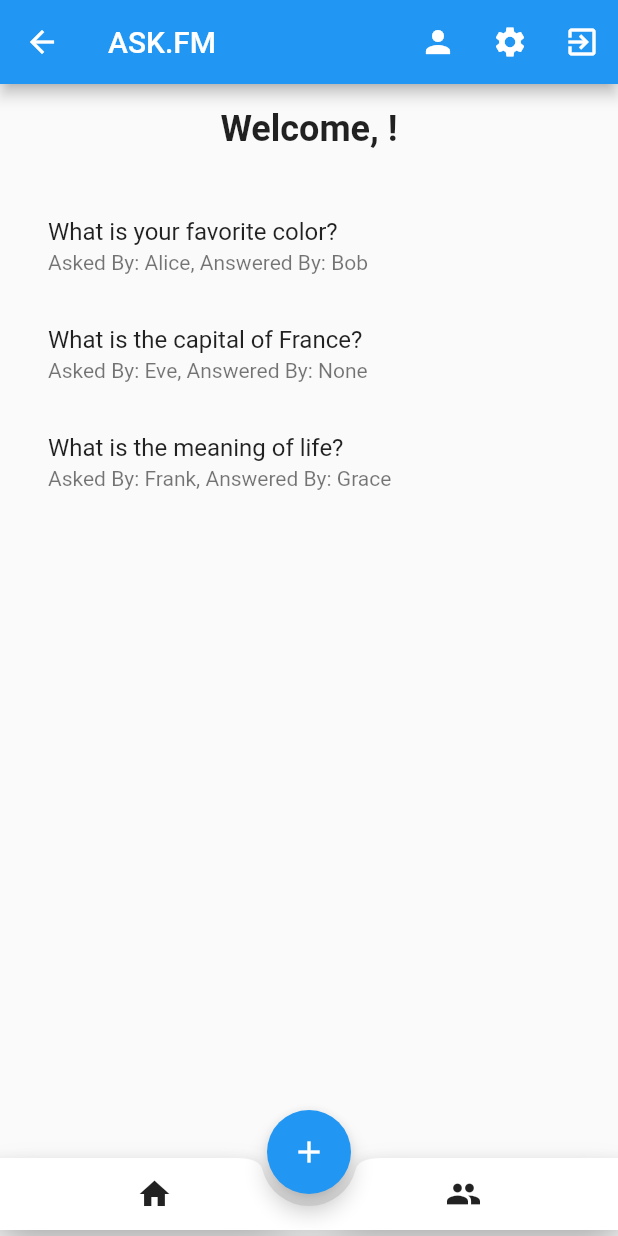
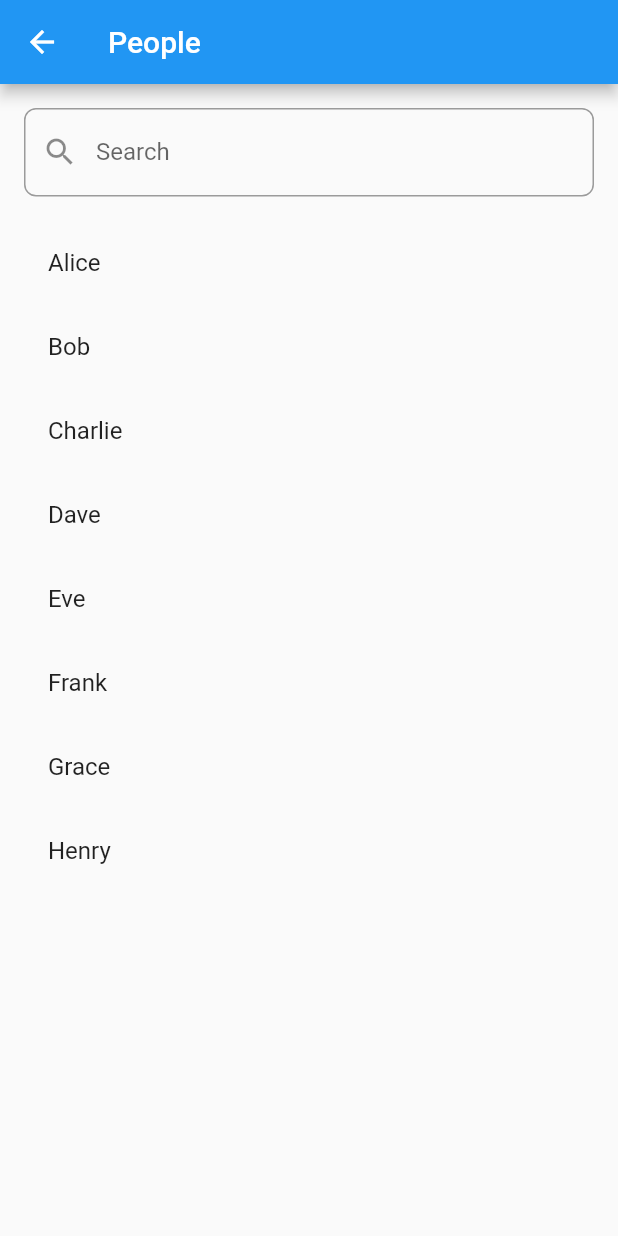
Before and after one commit to Ahmed-Mohmed-Sakr/ASK.FM, a Flutter app: the HomeScreen screen opened by its route, after a tap on the "people" icon, on a phone screen of 412 x 824 dp. Run offline on Flutter 3.47's test engine with Material 2 defaults, Android fonts, the phone set to English and light mode, and no system bars; our stand-ins replace shared_preferences; accounts and stored records are empty.

Commit message:
add peole page

```diff
--- a/lib/app.dart
+++ b/lib/app.dart
@@ -5,6 +5,7 @@ import 'package:learningf/screens/QuestionDetail/QuestionDetail.dart';
 import 'package:learningf/screens/Settings/Settings.dart';
 import 'package:learningf/screens/homepage/homepage.dart';
 import 'package:learningf/screens/login/login.dart';
+import 'package:learningf/screens/people/people.dart';
 import 'package:learningf/screens/signup/signup.dart';
 
 class App extends StatelessWidget {
@@ -21,6 +22,7 @@ class App extends StatelessWidget {
         '/AskQuestion': (context) => AskQuestionScreen(),
         '/Settings':(context) => SettingsScreen(),
         '/Profile':(context) => ProfileScreen(),
+        '/people':(context) => PeopleScreen(),
       },
     );
   }
--- a/lib/screens/homepage/homepage.dart
+++ b/lib/screens/homepage/homepage.dart
@@ -227,7 +227,7 @@ class _HomeScreenState extends State<HomeScreen> {
               IconButton(
                 icon: Icon(Icons.people),
                 onPressed: () {
-                  // Navigate to the page with search and contacts.
+                  Navigator.pushNamed(context, '/people');
                 },
               ),
             ],
--- /dev/null
+++ b/lib/screens/people/people.dart
@@ -0,0 +1,157 @@
+import 'package:flutter/material.dart';
+import 'package:http/http.dart' as http;
+import 'dart:convert';
+import 'package:shared_preferences/shared_preferences.dart';
+
+class PeopleScreen extends StatefulWidget {
+  @override
+  _PeopleScreenState createState() => _PeopleScreenState();
+}
+
+class _PeopleScreenState extends State<PeopleScreen> {
+  List<dynamic> _people = [];
+
+  bool _isLoading = false;
+
+  String _errorMessage = "";
+  String _searchQuery = "";
+
+  @override
+  void initState() {
+    super.initState();
+    _fetchPeople();
+  }
+
+  Future<void> _fetchPeople() async {
+    setState(() {
+      _isLoading = true;
+      _errorMessage = "";
+    });
+
+    final prefs = await SharedPreferences.getInstance();
+    final userToken = prefs.getString('userToken');
+/*
+    final response = await http.get(
+      'https://your-api-endpoint.com/people' as Uri,
+      headers: {'Authorization': 'Bearer $userToken'},
+    );
+
+    if (response.statusCode == 200) {
+      final data = json.decode(response.body);
+      setState(() {
+        _people = data['people'];
+        _isLoading = false;
+      });
+    } else {
+      final data = json.decode(response.body);
+      setState(() {
+        _isLoading = false;
+        _errorMessage = data['message'];
+      });
+    }
+ */
+    setState(() {
+      _people =  [
+        {
+          'id': '1',
+          'username': 'Alice',
+          'avatarUrl': 'https://example.com/avatar.png',
+        },
+        {
+          'id': '2',
+          'username': 'Bob',
+          'avatarUrl': 'https://example.com/avatar.png',
+        },
+        {
+          'id': '3',
+          'username': 'Charlie',
+          'avatarUrl': 'https://example.com/avatar.png',
+        },
+        {
+          'id': '4',
+          'username': 'Dave',
+          'avatarUrl': 'https://example.com/avatar.png',
+        },
+        {
+          'id': '5',
+          'username': 'Eve',
+          'avatarUrl': 'https://example.com/avatar.png',
+        },
+        {
+          'id': '6',
+          'username': 'Frank',
+          'avatarUrl': 'https://example.com/avatar.png',
+        },
+        {
+          'id': '7',
+          'username': 'Grace',
+          'avatarUrl': 'https://example.com/avatar.png',
+        },
+        {
+          'id': '8',
+          'username': 'Henry',
+          'avatarUrl': 'https://example.com/avatar.png',
+        },
+      ];
+      _isLoading = false;
+    });
+  }
+
+  @override
+  Widget build(BuildContext context) {
+    final filteredPeople = _people
+        .where((person) =>
+        person['username'].toLowerCase().contains(_searchQuery.toLowerCase()))
+        .toList();
+
+    return Scaffold(
+      appBar: AppBar(
+        title: Text('People'),
+      ),
+      body: Padding(
+        padding: EdgeInsets.all(16.0),
+        child: Column(
+          children: <Widget>[
+            TextField(
+              decoration: InputDecoration(
+                labelText: 'Search',
+                prefixIcon: Icon(Icons.search),
+                border: OutlineInputBorder(
+                  borderRadius: BorderRadius.circular(8.0),
+                ),
+              ),
+              onChanged: (value) {
+                setState(() {
+                  _searchQuery = value;
+                });
+              },
+            ),
+            SizedBox(height: 16.0),
+            if (_isLoading)
+              CircularProgressIndicator()
+            else if (_errorMessage != "")
+              Text(
+                _errorMessage,
+                style: TextStyle(color: Colors.red),
+              )
+            else
+              Expanded(
+                child: ListView.builder(
+                  itemCount: filteredPeople.length,
+                  itemBuilder: (context, index) {
+                    final person = filteredPeople[index];
+                    return ListTile(
+                      title: Text(person['username']),
+                      onTap: () {
+                        // Navigate to the person's profile page.
+                      },
+                    );
+                  },
+                ),
+              ),
+          ],
+        ),
+      ),
+    );
+  }
+}
```
